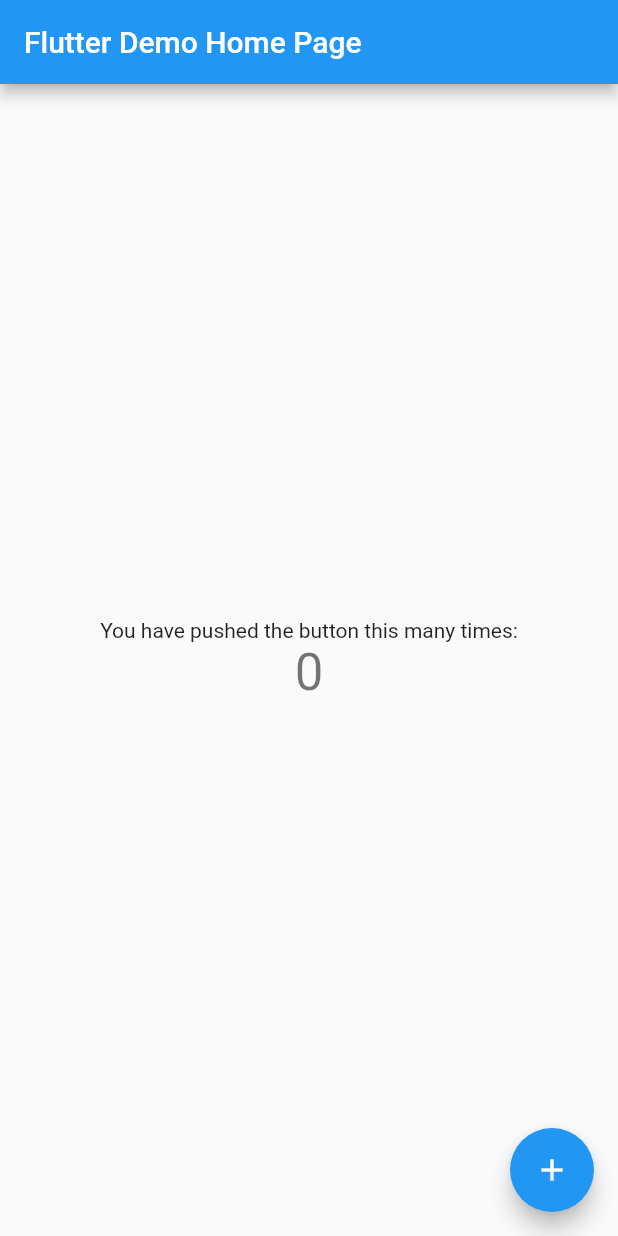
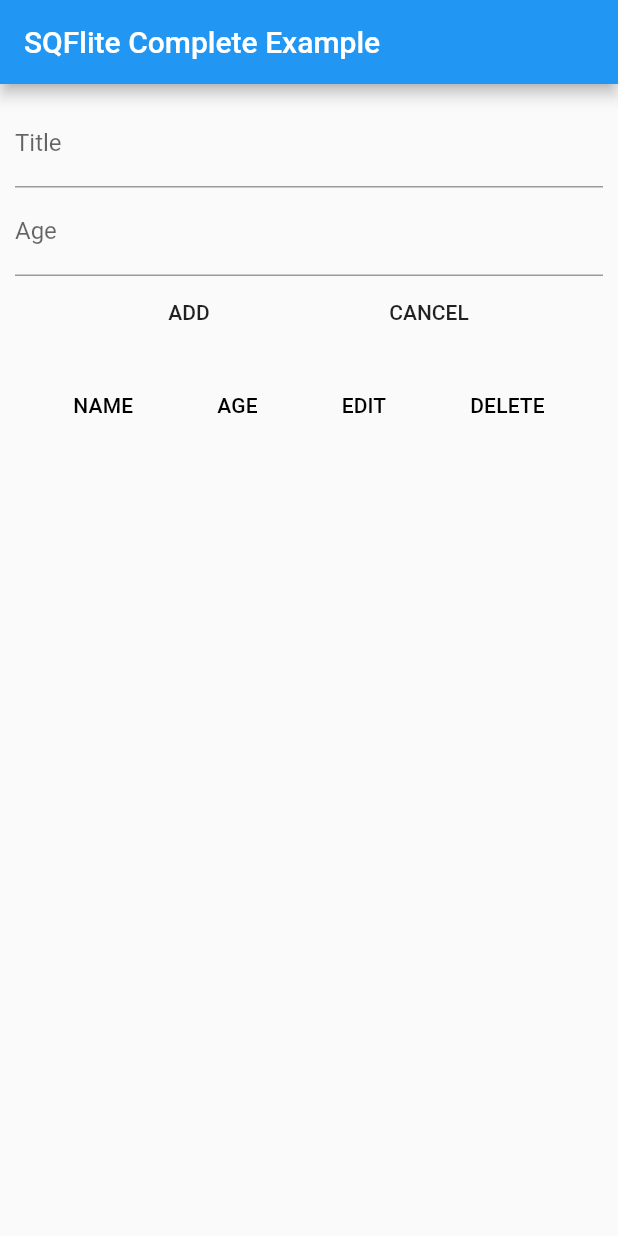
Before and after one commit to sagarsandy/flutter_sqflite, a Flutter app: the screen it shows after launch, on a phone screen of 412 x 824 dp. Run offline on Flutter 3.47's test engine with Material 2 defaults, Android fonts, the phone set to English and light mode, and no system bars; our stand-ins replace sqflite; accounts and stored records are empty.

Commit message:
Sqlite CRUD opertaion
Simple CRUD operation using SQFlite

```diff
--- a/lib/main.dart
+++ b/lib/main.dart
@@ -1,4 +1,8 @@
 import 'package:flutter/material.dart';
+import 'package:flutter_sqflite/model/DBHelper.dart';
+import 'dart:async';
+
+import 'package:flutter_sqflite/model/Student.dart';
 
 void main() {
   runApp(MyApp());
@@ -9,39 +13,18 @@ class MyApp extends StatelessWidget {
   @override
   Widget build(BuildContext context) {
     return MaterialApp(
-      title: 'Flutter Demo',
+      title: 'SQFlite',
       theme: ThemeData(
-        // This is the theme of your application.
-        //
-        // Try running your application with "flutter run". You'll see the
-        // application has a blue toolbar. Then, without quitting the app, try
-        // changing the primarySwatch below to Colors.green and then invoke
-        // "hot reload" (press "r" in the console where you ran "flutter run",
-        // or simply save your changes to "hot reload" in a Flutter IDE).
-        // Notice that the counter didn't reset back to zero; the application
-        // is not restarted.
         primarySwatch: Colors.blue,
-        // This makes the visual density adapt to the platform that you run
-        // the app on. For desktop platforms, the controls will be smaller and
-        // closer together (more dense) than on mobile platforms.
         visualDensity: VisualDensity.adaptivePlatformDensity,
       ),
-      home: MyHomePage(title: 'Flutter Demo Home Page'),
+      home: MyHomePage(title: 'SQFlite Complete Example'),
     );
   }
 }
 
 class MyHomePage extends StatefulWidget {
   MyHomePage({Key key, this.title}) : super(key: key);
-
-  // This widget is the home page of your application. It is stateful, meaning
-  // that it has a State object (defined below) that contains fields that affect
-  // how it looks.
-
-  // This class is the configuration for the state. It holds the values (in this
-  // case the title) provided by the parent (in this case the App widget) and
-  // used by the build method of the State. Fields in a Widget subclass are
-  // always marked "final".
 
   final String title;
 
@@ -50,68 +33,214 @@ class MyHomePage extends StatefulWidget {
 }
 
 class _MyHomePageState extends State<MyHomePage> {
-  int _counter = 0;
+  Future<List<Student>> students;
+  TextEditingController nameController = TextEditingController();
+  TextEditingController ageController = TextEditingController();
+  final formKey = GlobalKey<FormState>();
 
-  void _incrementCounter() {
+  int currentUserId; // Used to determine current updating element for update
+  String name;
+  int age;
+  var dbHelper;
+  bool isUpdating;
+
+  @override
+  void initState() {
+    super.initState();
+    dbHelper = DBHelper();
+    isUpdating = false;
+    refreshList();
+  }
+
+  // Once the record is added, we will update the list with following function
+  refreshList() {
     setState(() {
-      // This call to setState tells the Flutter framework that something has
-      // changed in this State, which causes it to rerun the build method below
-      // so that the display can reflect the updated values. If we changed
-      // _counter without calling setState(), then the build method would not be
-      // called again, and so nothing would appear to happen.
-      _counter++;
+      students = dbHelper.getStudents();
     });
+  }
+
+  // Once the record is saved in DB, we are clearing textfield values
+  clearName() {
+    nameController.text = '';
+    ageController.text = '';
+  }
+
+  // Function to validate input form
+  validate() {
+    if (formKey.currentState.validate()) {
+      formKey.currentState.save();
+      if (isUpdating) {
+        // Updating a record
+        Student stu = Student(currentUserId, name, age);
+        dbHelper.updateStudent(stu);
+        setState(() {
+          isUpdating = false;
+        });
+      } else {
+        // Inserting a new record
+        Student stud = Student(null, name, age);
+        dbHelper.saveStudent(stud);
+      }
+      clearName();
+      refreshList();
+    }
+  }
+
+  // List of students with rows and columns widget
+  SingleChildScrollView dataTable(List<Student> students) {
+    return SingleChildScrollView(
+      scrollDirection: Axis.vertical,
+      child: DataTable(
+        columns: [
+          DataColumn(
+            label: Text("NAME"),
+          ),
+          DataColumn(
+            label: Text("AGE"),
+          ),
+          DataColumn(
+            label: Text("EDIT"),
+          ),
+          DataColumn(
+            label: Text("DELETE"),
+          ),
+        ],
+        rows: students
+            .map(
+              (e) => DataRow(
+                cells: [
+                  DataCell(
+                    Text(e.name),
+                  ),
+                  DataCell(
+                    Text(e.age.toString()),
+                  ),
+                  DataCell(
+                    IconButton(
+                      icon: Icon(Icons.mode_edit),
+                      onPressed: () {
+                        nameController.text = e.name;
+                        ageController.text = e.age.toString();
+                        setState(() {
+                          isUpdating = true;
+                          currentUserId = e.id;
+                        });
+                      },
+                    ),
+                  ),
+                  DataCell(
+                    IconButton(
+                      icon: Icon(Icons.delete),
+                      onPressed: () {
+                        dbHelper.deleteStudent(e.id);
+                        refreshList();
+                      },
+                    ),
+                  )
+                ],
+              ),
+            )
+            .toList(),
+      ),
+    );
+  }
+
+  // Creating list widget
+  list() {
+    return Expanded(
+      child: FutureBuilder(
+        future: students,
+        builder: (context, snapshot) {
+          if (snapshot.hasData) {
+            return dataTable(snapshot.data);
+          }
+
+          if (snapshot.data == null || snapshot.data.length == 0) {
+            return Text("No data found");
+          }
+
+          return CircularProgressIndicator();
+        },
+      ),
+    );
+  }
+
+  // Input form widget
+  form() {
+    return Form(
+      key: formKey,
+      child: Padding(
+        padding: EdgeInsets.all(10),
+        child: Column(
+          mainAxisAlignment: MainAxisAlignment.center,
+          mainAxisSize: MainAxisSize.min,
+          verticalDirection: VerticalDirection.down,
+          children: [
+            TextFormField(
+              controller: nameController,
+              decoration: InputDecoration(
+                labelText: "Title",
+              ),
+              validator: (val) => val.length == 0 ? "Enter Name" : null,
+              onSaved: (val) => name = val,
+            ),
+            TextFormField(
+              controller: ageController,
+              keyboardType: TextInputType.number,
+              decoration: InputDecoration(
+                labelText: "Age",
+              ),
+              validator: (val) => val.length == 0 ? "Enter Age" : null,
+              onSaved: (val) => age = int.parse(val),
+            ),
+            Row(
+              mainAxisAlignment: MainAxisAlignment.spaceEvenly,
+              children: [
+                FlatButton(
+                  onPressed: validate,
+                  child: Text(isUpdating ? 'UPDATE' : 'ADD'),
+                ),
+                FlatButton(
+                  onPressed: () {
+                    setState(() {
+                      isUpdating = false;
+                    });
+                    clearName();
+                  },
+                  child: Text('CANCEL'),
+                ),
+              ],
+            ),
+          ],
+        ),
+      ),
+    );
+  }
+
+  @override
+  void dispose() {
+    // TODO: implement dispose
+    super.dispose();
+    dbHelper.close();
   }
 
   @override
   Widget build(BuildContext context) {
-    // This method is rerun every time setState is called, for instance as done
-    // by the _incrementCounter method above.
-    //
-    // The Flutter framework has been optimized to make rerunning build methods
-    // fast, so that you can just rebuild anything that needs updating rather
-    // than having to individually change instances of widgets.
     return Scaffold(
       appBar: AppBar(
-        // Here we take the value from the MyHomePage object that was created by
-        // the App.build method, and use it to set our appbar title.
         title: Text(widget.title),
       ),
       body: Center(
-        // Center is a layout widget. It takes a single child and positions it
-        // in the middle of the parent.
         child: Column(
-          // Column is also a layout widget. It takes a list of children and
-          // arranges them vertically. By default, it sizes itself to fit its
-          // children horizontally, and tries to be as tall as its parent.
-          //
-          // Invoke "debug painting" (press "p" in the console, choose the
-          // "Toggle Debug Paint" action from the Flutter Inspector in Android
-          // Studio, or the "Toggle Debug Paint" command in Visual Studio Code)
-          // to see the wireframe for each widget.
-          //
-          // Column has various properties to control how it sizes itself and
-          // how it positions its children. Here we use mainAxisAlignment to
-          // center the children vertically; the main axis here is the vertical
-          // axis because Columns are vertical (the cross axis would be
-          // horizontal).
-          mainAxisAlignment: MainAxisAlignment.center,
+          mainAxisAlignment: MainAxisAlignment.start,
+          mainAxisSize: MainAxisSize.min,
+          verticalDirection: VerticalDirection.down,
           children: <Widget>[
-            Text(
-              'You have pushed the button this many times:',
-            ),
-            Text(
-              '$_counter',
-              style: Theme.of(context).textTheme.headline4,
-            ),
+            form(),
+            list(),
           ],
         ),
       ),
-      floatingActionButton: FloatingActionButton(
-        onPressed: _incrementCounter,
-        tooltip: 'Increment',
-        child: Icon(Icons.add),
-      ), // This trailing comma makes auto-formatting nicer for build methods.
     );
   }
 }
--- /dev/null
+++ b/lib/model/DBHelper.dart
@@ -0,0 +1,98 @@
+import 'dart:async';
+import 'dart:io' as io;
+import 'package:flutter_sqflite/model/Student.dart';
+import 'package:path/path.dart';
+import 'package:sqflite/sqflite.dart';
+import 'package:path_provider/path_provider.dart';
+
+class DBHelper {
+  static Database _db;
+  static const String ID = 'id';
+  static const String TABLE_STUDENT = 'student';
+  static const String NAME = 'name';
+  static const String AGE = 'age';
+  static const String DB_NAME = 'school_1.db';
+
+  // Create tables
+  void _createTables(Batch batch) {
+    batch.execute('DROP TABLE IF EXISTS student');
+    batch.execute('''
+            CREATE TABLE student (
+              id INTEGER PRIMARY KEY AUTOINCREMENT,
+              name text not null,
+              age integer not null
+            )
+        ''');
+  }
+
+  // Create single instance of DB
+  Future<Database> get db async {
+    if (_db != null) {
+      return _db;
+    }
+
+    _db = await initDb();
+    return _db;
+  }
+
+  // Initializing DB
+  initDb() async {
+    io.Directory documentsDirectory = await getApplicationDocumentsDirectory();
+    String path = join(documentsDirectory.path, DB_NAME);
+    var db = await openDatabase(path, version: 1, onCreate: _onCreate);
+
+    return db;
+  }
+
+  // DB on create method implementation
+  _onCreate(Database db, int version) async {
+    print('DB on create method called');
+    var batch = db.batch();
+    _createTables(batch);
+    await batch.commit();
+  }
+
+  // Function to save student in DB
+  Future<Student> saveStudent(Student student) async {
+    var dbClient = await db;
+    student.id = await dbClient.insert(TABLE_STUDENT, student.toMap());
+
+    return student;
+  }
+
+  // Function to fetch all students in DB
+  Future<List<Student>> getStudents() async {
+    var dbClient = await db;
+    List<Map> maps =
+        await dbClient.query(TABLE_STUDENT, columns: [ID, NAME, AGE]);
+
+    List<Student> students = [];
+    if (maps.length > 0) {
+      for (int i = 0; i < maps.length; i++) {
+        students.add(Student.fromMap(maps[i]));
+      }
+    }
+
+    return students;
+  }
+
+  // Function to delete student from DB
+  Future<int> deleteStudent(int id) async {
+    var dbClient = await db;
+    return await dbClient
+        .delete(TABLE_STUDENT, where: '$ID = ?', whereArgs: [id]);
+  }
+
+  // Function to update student in DB
+  Future<int> updateStudent(Student student) async {
+    var dbClient = await db;
+    return await dbClient.update(TABLE_STUDENT, student.toMap(),
+        where: '$ID = ?', whereArgs: [student.id]);
+  }
+
+  // Function to close the DB connection
+  Future close() async {
+    var dbClient = await db;
+    dbClient.close();
+  }
+}
--- /dev/null
+++ b/lib/model/Student.dart
@@ -0,0 +1,27 @@
+class Student {
+  int id;
+  String name;
+  int age;
+
+  Student(
+    this.id,
+    this.name,
+    this.age,
+  );
+
+  Map<dynamic, dynamic> toMap() {
+    var map = <String, dynamic>{
+      'id': id,
+      'name': name,
+      'age': age,
+    };
+
+    return map;
+  }
+
+  Student.fromMap(Map<String, dynamic> map) {
+    id = map['id'];
+    name = map['name'];
+    age = map['age'];
+  }
+}
--- a/pubspec.yaml
+++ b/pubspec.yaml
@@ -28,6 +28,8 @@ dependencies:
   # The following adds the Cupertino Icons font to your application.
   # Use with the CupertinoIcons class for iOS style icons.
   cupertino_icons: ^1.0.0
+  sqflite:
+  path_provider:
 
 dev_dependencies:
   flutter_test:
```
Also changed, not shown: pubspec.lock, 6 other files.
